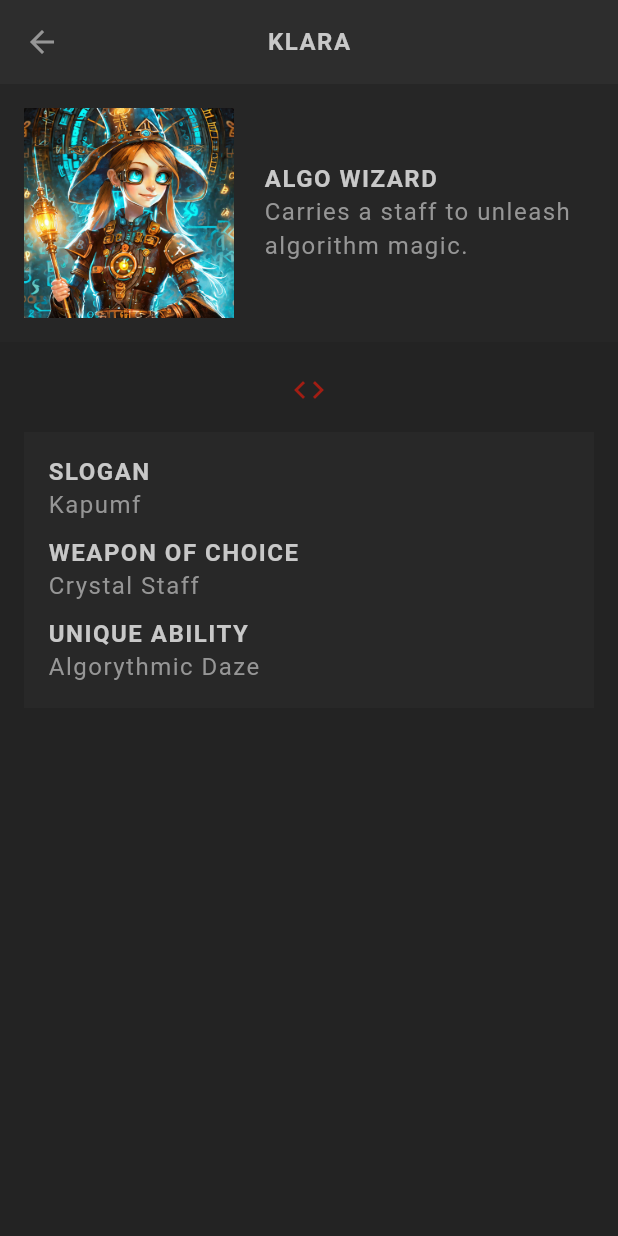
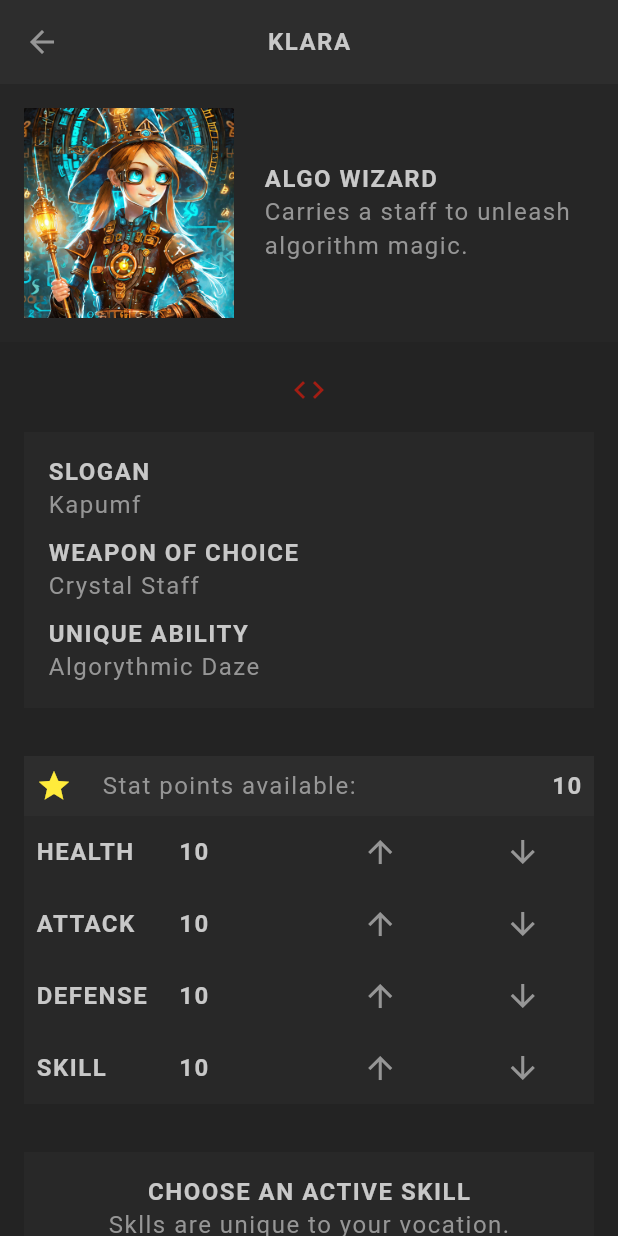
Before and after one commit to muindetuva/rpg, a Flutter app: the screen it shows after launch, after a tap on the "arrow forward" icon, on a phone screen of 412 x 824 dp. Run offline on Flutter 3.47's test engine with Material 3 defaults, Android fonts, the phone set to English and light mode, and no system bars; our stand-ins replace google_fonts; Roboto replaces fonts that are missing (Kanit).

Commit message:
Add stats table

```diff
--- a/lib/models/stats.dart
+++ b/lib/models/stats.dart
@@ -12,13 +12,13 @@ mixin Stats {
         _health++;
       }
 
-      if (stat == 'health') {
+      if (stat == 'attack') {
         _attack++;
       }
-      if (stat == 'health') {
+      if (stat == 'defense') {
         _defense++;
       }
-      if (stat == 'health') {
+      if (stat == 'skill') {
         _skill++;
       }
       _points--;
--- a/lib/screens/profile/profile.dart
+++ b/lib/screens/profile/profile.dart
@@ -1,5 +1,8 @@
 import 'package:flutter/material.dart';
 import 'package:rpg/models/character.dart';
+import 'package:rpg/screens/profile/skill_list.dart';
+import 'package:rpg/screens/profile/stats_table.dart';
+import 'package:rpg/shared/styled_button.dart';
 import 'package:rpg/shared/styled_text.dart';
 import 'package:rpg/theme.dart';
 
@@ -67,7 +70,30 @@ class Profile extends StatelessWidget {
               ),
             ),
             // stats & skills
+            Container(
+              alignment: Alignment.center,
+              child: Column(
+                children: [
+                  StatsTable(character),
+                  SkillList(character),
+                ],
+              ),
+            ),
             // save button
+            StyledButton(
+              onPressed: () {
+                ScaffoldMessenger.of(context).showSnackBar(
+                  SnackBar(
+                    content: StyledHeading("Character Saved."),
+                    showCloseIcon: true,
+                    duration: Duration(seconds: 2),
+                    backgroundColor: AppColors.secondaryColor,
+                  ),
+                );
+              },
+              child: StyledHeading('Save Character'),
+            ),
+            SizedBox(height: 20)
           ],
         ),
       ),
--- /dev/null
+++ b/lib/screens/profile/skill_list.dart
@@ -0,0 +1,78 @@
+import 'package:flutter/material.dart';
+import 'package:rpg/models/character.dart';
+import 'package:rpg/models/skill.dart';
+import 'package:rpg/shared/styled_text.dart';
+import 'package:rpg/theme.dart';
+
+class SkillList extends StatefulWidget {
+  const SkillList(this.character, {super.key});
+
+  final Character character;
+
+  @override
+  State<SkillList> createState() => _SkillListState();
+}
+
+class _SkillListState extends State<SkillList> {
+  late List<Skill> availableSkills;
+  late Skill selectedSkill;
+
+  @override
+  void initState() {
+    availableSkills = allSkills.where((skill) {
+      return skill.vocation == widget.character.vocation;
+    }).toList();
+
+    if (widget.character.skills.isEmpty) {
+      selectedSkill = availableSkills[0];
+    } else {
+      selectedSkill = widget.character.skills.first;
+    }
+
+    super.initState();
+  }
+
+  @override
+  Widget build(BuildContext context) {
+    return Padding(
+      padding: EdgeInsets.all(16),
+      child: Container(
+        padding: EdgeInsets.all(16),
+        color: AppColors.secondaryColor.withValues(alpha: 0.5),
+        child: Column(
+          children: [
+            StyledHeading("Choose an active skill"),
+            StyledText("Sklls are unique to your vocation."),
+            SizedBox(height: 20),
+            Row(
+              mainAxisAlignment: MainAxisAlignment.center,
+              children: availableSkills.map((skill) {
+                return Container(
+                  color: skill == selectedSkill
+                      ? Colors.yellow
+                      : Colors.transparent,
+                  margin: EdgeInsets.all(5),
+                  padding: EdgeInsets.all(2),
+                  child: GestureDetector(
+                    onTap: () {
+                      setState(() {
+                        widget.character.updateSkill(skill);
+                        selectedSkill = skill;
+                      });
+                    },
+                    child: Image.asset(
+                      'assets/img/skills/${skill.image}',
+                      width: 65,
+                    ),
+                  ),
+                );
+              }).toList(),
+            ),
+            SizedBox(height: 10),
+            StyledText(selectedSkill.name)
+          ],
+        ),
+      ),
+    );
+  }
+}
--- /dev/null
+++ b/lib/screens/profile/stats_table.dart
@@ -0,0 +1,93 @@
+import 'package:flutter/material.dart';
+import 'package:rpg/models/character.dart';
+import 'package:rpg/shared/styled_text.dart';
+import 'package:rpg/theme.dart';
+
+class StatsTable extends StatefulWidget {
+  const StatsTable(this.character, {super.key});
+
+  final Character character;
+
+  @override
+  State<StatsTable> createState() => _StatsTableState();
+}
+
+class _StatsTableState extends State<StatsTable> {
+  @override
+  Widget build(BuildContext context) {
+    return Padding(
+      padding: EdgeInsets.all(16),
+      child: Column(
+        children: [
+          // available points
+          Container(
+            color: AppColors.secondaryColor,
+            padding: EdgeInsets.all(8),
+            child: Row(
+              children: [
+                Icon(
+                  Icons.star,
+                  color:
+                      widget.character.points > 0 ? Colors.yellow : Colors.grey,
+                ),
+                SizedBox(width: 20),
+                StyledText('Stat points available: '),
+                Expanded(child: SizedBox(width: 20)),
+                StyledHeading(widget.character.points.toString())
+              ],
+            ),
+          ),
+          // stats table
+          Table(
+            children: widget.character.statsAsFormattedList.map((stat) {
+              return TableRow(
+                  decoration: BoxDecoration(
+                      color: AppColors.secondaryColor.withValues(alpha: 0.5)),
+                  children: [
+                    TableCell(
+                      verticalAlignment: TableCellVerticalAlignment.middle,
+                      child: Padding(
+                        padding: EdgeInsets.all(8),
+                        child: StyledHeading(stat['title']!),
+                      ),
+                    ),
+                    TableCell(
+                      verticalAlignment: TableCellVerticalAlignment.middle,
+                      child: Padding(
+                        padding: EdgeInsets.all(8),
+                        child: StyledHeading(stat['value']!),
+                      ),
+                    ),
+                    TableCell(
+                      verticalAlignment: TableCellVerticalAlignment.middle,
+                      child: IconButton(
+                        icon: Icon(Icons.arrow_upward),
+                        color: AppColors.textColor,
+                        onPressed: () {
+                          setState(() {
+                            widget.character.increaseStats(stat['title']!);
+                          });
+                        },
+                      ),
+                    ),
+                    TableCell(
+                      verticalAlignment: TableCellVerticalAlignment.middle,
+                      child: IconButton(
+                        icon: Icon(Icons.arrow_downward),
+                        color: AppColors.textColor,
+                        onPressed: () {
+                          setState(() {
+                            widget.character.decreaseStats(stat['title']!);
+                          });
+                        },
+                      ),
+                    ),
+                  ]);
+            }).toList(),
+          ),
+
+        ],
+      ),
+    );
+  }
+}
```
Also changed, not shown: lib/models/skill.dart (+3 -9 lines).
